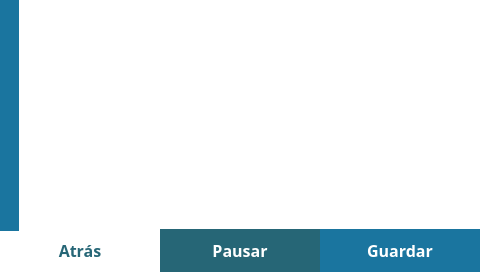
First picture: the form in src/views/MonitoringView/Monitoring.ui, repository Giocerz/water_quality_rpi_unal, before the edit.
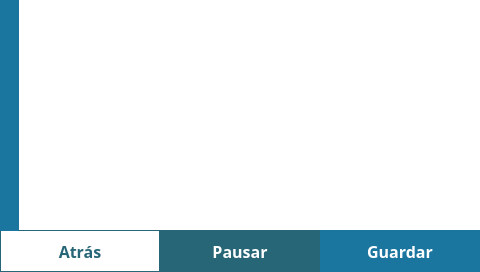
Second picture: the form after the edit.

Commit message: fix: adjust QPushButton geometry and update border style for improved UI consistency

Diff of the .ui file:
```diff
--- a/src/views/MonitoringView/Monitoring.ui
+++ b/src/views/MonitoringView/Monitoring.ui
@@ -48,7 +48,7 @@
     <property name="geometry">
      <rect>
       <x>0</x>
-      <y>229</y>
+      <y>230</y>
       <width>160</width>
       <height>42</height>
      </rect>
@@ -58,7 +58,7 @@
 	background-color: white;
 	color: #266676;
 	font-size: 16px;
-	border: none;
+	border: 1px solid #266676;
 }</string>
     </property>
     <property name="text">
@@ -69,9 +69,9 @@
     <property name="geometry">
      <rect>
       <x>160</x>
-      <y>229</y>
+      <y>230</y>
       <width>160</width>
-      <height>43</height>
+      <height>42</height>
      </rect>
     </property>
     <property name="styleSheet">
@@ -92,9 +92,9 @@
     <property name="geometry">
      <rect>
       <x>320</x>
-      <y>229</y>
+      <y>230</y>
       <width>160</width>
-      <height>43</height>
+      <height>42</height>
      </rect>
     </property>
     <property name="styleSheet">
```
The commit also changes 1 other file.
